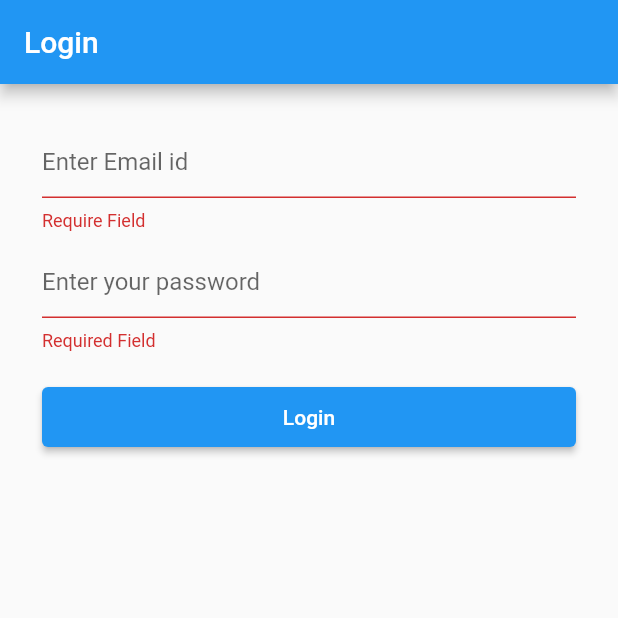
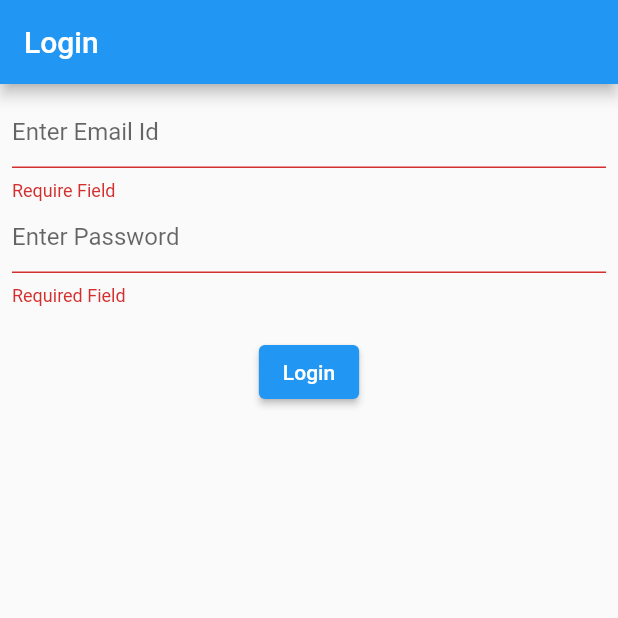
Before and after one commit to beshprakash11/login_tdd, a Flutter app: the screen it shows after launch, after a tap on "Login", on a phone screen of 412 x 824 dp, the top half of it. Run offline on Flutter 3.47's test engine with Material 2 defaults, Android fonts, the phone set to English and light mode, and no system bars.

Commit message:
login screen updated

```diff
--- a/lib/login_screen.dart
+++ b/lib/login_screen.dart
@@ -2,10 +2,10 @@ import 'package:flutter/material.dart';
 import 'package:login_tdd/validator.dart';
 
 class LoginScreen extends StatefulWidget {
-  const LoginScreen({super.key});
+  const LoginScreen({Key? key}) : super(key: key);
 
   @override
-  State<LoginScreen> createState() => _LoginScreenState();
+  _LoginScreenState createState() => _LoginScreenState();
 }
 
 class _LoginScreenState extends State<LoginScreen> {
@@ -14,59 +14,40 @@ class _LoginScreenState extends State<LoginScreen> {
   final GlobalKey<FormState> _key = GlobalKey<FormState>();
 
   @override
-  void dispose() {
-    super.dispose();
-    _emailController.dispose();
-    _passwordController.dispose();
-  }
-
-  @override
   Widget build(BuildContext context) {
     return Scaffold(
       appBar: AppBar(
-        title: const Text('Login'),
-        leading: null,
+        title: const Text(
+          "Login",
+          key: ValueKey("title"),
+        ),
       ),
-      body: Form(
-        key: _key,
-        child: Padding(
-          padding: const EdgeInsets.all(28.0),
+      body: Padding(
+        padding: const EdgeInsets.all(8.0),
+        child: Form(
+          key: _key,
           child: Column(
             children: <Widget>[
               TextFormField(
                 controller: _emailController,
-                key: const ValueKey('email_id'),
-                decoration: const InputDecoration(
-                  hintText: "Enter Email id",
-                ),
+                key: const ValueKey("email_id"),
+                decoration: const InputDecoration(hintText: "Enter Email Id"),
                 validator: (value) => Validator.validatEmail(value ?? ""),
-              ),
-              const SizedBox(
-                height: 10,
               ),
               TextFormField(
                 controller: _passwordController,
-                key: const ValueKey('password'),
-                decoration: const InputDecoration(
-                  hintText: "Enter your password",
-                ),
+                key: const ValueKey("password"),
+                decoration: const InputDecoration(hintText: "Enter Password"),
                 validator: (value) => Validator.validatePassword(value ?? ""),
               ),
-              const SizedBox(
+              SizedBox(
                 height: 20,
               ),
               ElevatedButton(
-                onPressed: () {
-                  _key.currentState!.validate();
-                },
-                child: const SizedBox(
-                  width: double.infinity,
-                  height: 40,
-                  child: Center(
-                    child: Text('Login'),
-                  ),
-                ),
-              ),
+                  onPressed: () {
+                    _key.currentState?.validate();
+                  },
+                  child: Text("Login"))
             ],
           ),
         ),
```
